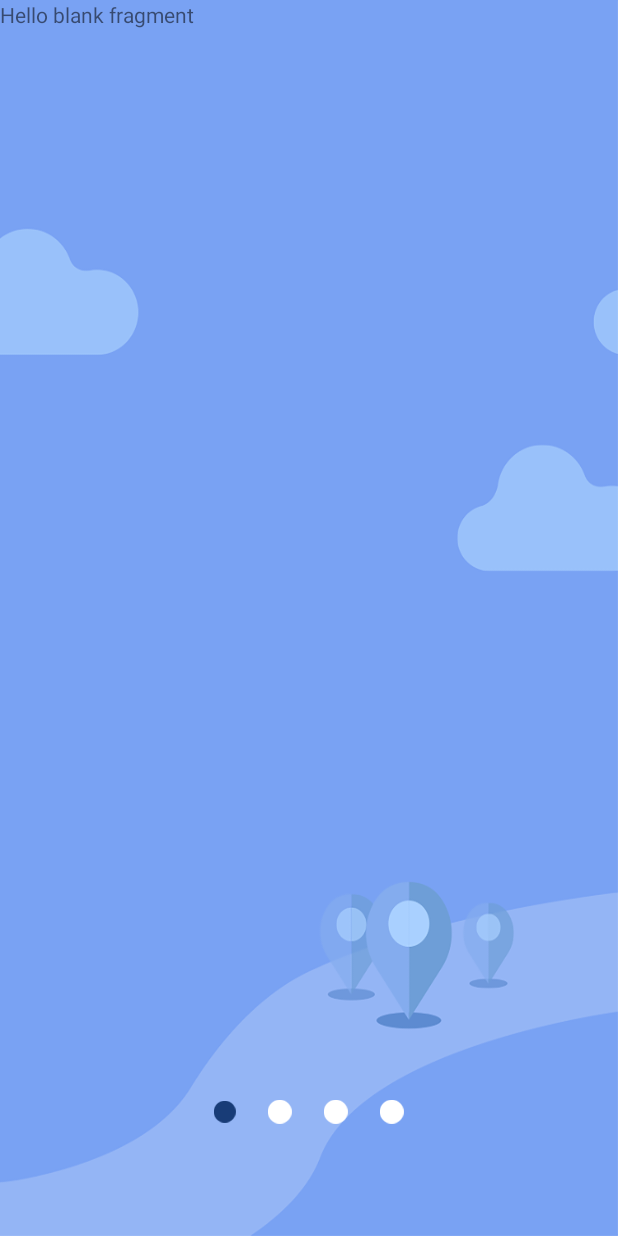
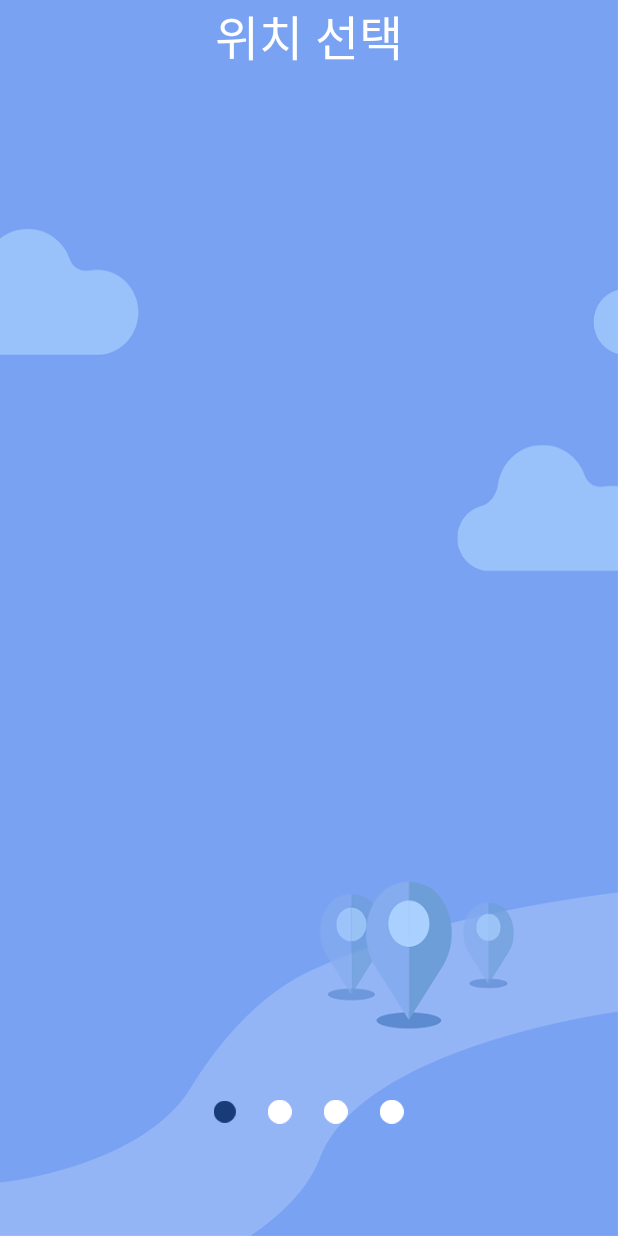
Before and after one commit to Team-JustGo/App_For-Competition, an Android app: the screen it shows after launch (PreparationActivity), on a phone screen of 412 x 824 dp. Run offline under Robolectric (Android 15) with nearby library versions, the light colour scheme and no system bars; libraries missing offline, so code that uses them is left out: org.jetbrains.anko; 1 statement that could not run was skipped.

```diff
--- a/app/build.gradle
+++ b/app/build.gradle
@@ -47,6 +47,9 @@ dependencies {
     implementation 'com.jakewharton.rxbinding2:rxbinding:2.1.1'
     // anko
     implementation "org.jetbrains.anko:anko:0.10.5"
+    // google maps
+    implementation 'com.google.android.gms:play-services-maps:15.0.1'
+    implementation 'com.google.android.gms:play-services-location:15.0.1'
 }
 kotlin {
     experimental {
--- a/app/src/main/AndroidManifest.xml
+++ b/app/src/main/AndroidManifest.xml
@@ -2,6 +2,7 @@
 <manifest xmlns:android="http://schemas.android.com/apk/res/android"
     package="com.justgo">
 
+    <uses-permission android:name="android.permission.INTERNET" />
     <application
         android:allowBackup="true"
         android:icon="@mipmap/ic_launcher"
@@ -9,6 +10,10 @@
         android:roundIcon="@mipmap/ic_launcher_round"
         android:supportsRtl="true"
         android:theme="@style/AppTheme">
+        <meta-data
+            android:name="com.google.geo.API_KEY"
+            android:value="AIzaSyA_noKNA94FfLwxU52FtyeSPcQ0gE3Mkzs" />
+
         <activity android:name=".ui.SplashActivity">
             <!--<intent-filter>-->
             <!--<action android:name="android.intent.action.MAIN" />-->
--- a/app/src/main/java/com/justgo/Connecter/Connecter.kt
+++ b/app/src/main/java/com/justgo/Connecter/Connecter.kt
@@ -4,18 +4,20 @@ import retrofit2.Retrofit
 import retrofit2.adapter.rxjava2.RxJava2CallAdapterFactory
 import retrofit2.converter.gson.GsonConverterFactory
 
-class Connecter {
+object Connecter {
     lateinit var retrofit: Retrofit
     lateinit var api: API
 
     init {
         retrofit = Retrofit
                 .Builder()
-                .baseUrl("Url will here!")
+                .baseUrl("http://ec2-52-79-240-33.ap-northeast-2.compute.amazonaws.com/api/")
                 .addConverterFactory(GsonConverterFactory.create())
                 .addCallAdapterFactory(RxJava2CallAdapterFactory.create())
                 .build()
 
         api = retrofit.create(API::class.java)
     }
+    fun createApi() = retrofit.create(API::class.java)
+
 }
--- a/app/src/main/java/com/justgo/Util/CircleIndicator.kt
+++ b/app/src/main/java/com/justgo/Util/CircleIndicator.kt
@@ -139,3 +139,9 @@ class CircleIndicator : LinearLayout {
         view.setTag(view.id, false)
     }
 }
+
+var a = asdf()
+var b = a
+fun asdf() {
+    a = b
+}
--- a/app/src/main/res/layout/fragment_select_location.xml
+++ b/app/src/main/res/layout/fragment_select_location.xml
@@ -1,13 +1,21 @@
-<FrameLayout xmlns:android="http://schemas.android.com/apk/res/android"
+<android.support.constraint.ConstraintLayout xmlns:android="http://schemas.android.com/apk/res/android"
+    xmlns:app="http://schemas.android.com/apk/res-auto"
     xmlns:tools="http://schemas.android.com/tools"
     android:layout_width="match_parent"
     android:layout_height="match_parent"
+    android:background="@android:color/transparent"
     tools:context="com.justgo.ui.Preparation.SelectLocationFragment">
 
-    <!-- TODO: Update blank fragment layout -->
     <TextView
-        android:layout_width="match_parent"
-        android:layout_height="match_parent"
-        android:text="@string/hello_blank_fragment" />
+        android:id="@+id/selectLocation_tv_select"
+        android:layout_width="wrap_content"
+        android:layout_height="wrap_content"
+        android:text="위치 선택"
+        android:textColor="#FFF"
+        android:textSize="32sp"
+        app:layout_constraintEnd_toEndOf="parent"
+        app:layout_constraintStart_toStartOf="parent"
+        app:layout_constraintTop_toTopOf="parent" />
 
-</FrameLayout>
+
+</android.support.constraint.ConstraintLayout>
```
Also changed, not shown: app/src/main/java/com/justgo/Connecter/API.kt (+33 -0 lines), app/src/main/java/com/justgo/Connecter/apiCall.kt (added, +37 -0 lines), app/src/main/java/com/justgo/Model/TourInfoModel.kt (added, +41 -0 lines), app/src/main/java/com/justgo/Model/TourListModel.kt (added, +14 -0 lines).
